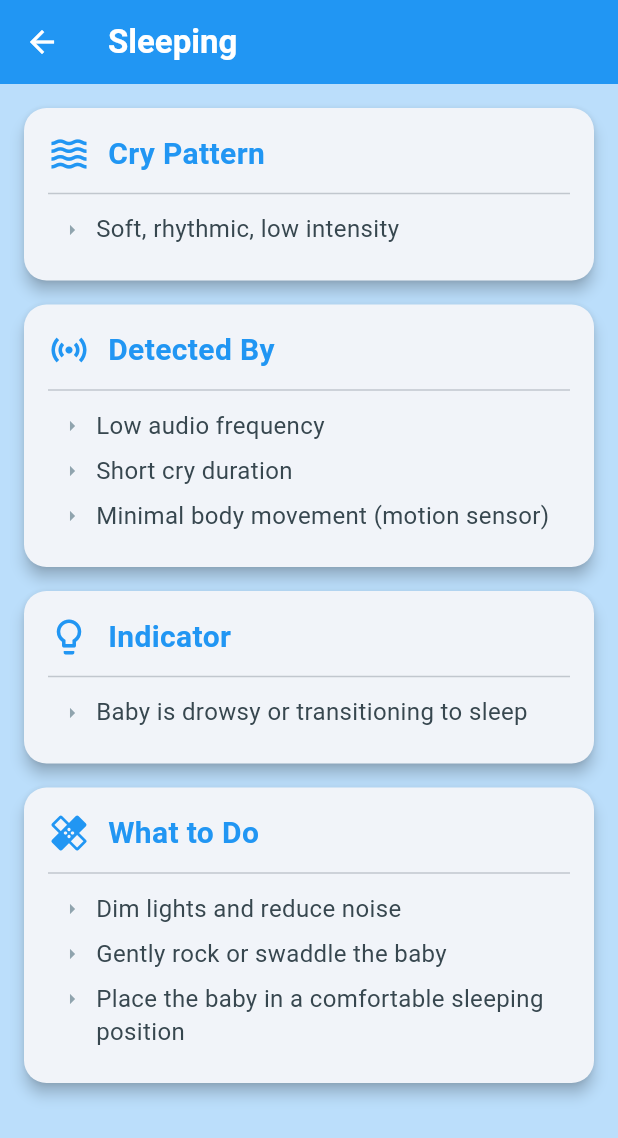
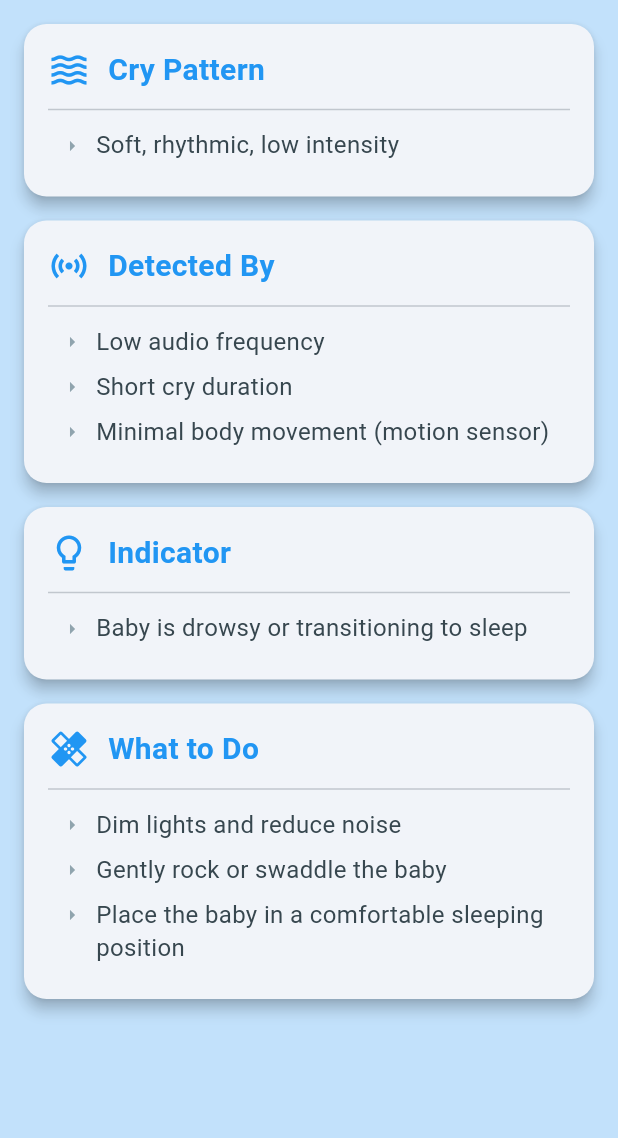
Before and after one commit to Jhenelle88/my_app, a Flutter app: the screen it shows after launch, after a tap on "Get Started", after a tap on "Baby is Crying!", after a tap on "Sleeping", on a phone screen of 412 x 824 dp. Shown: the top 1138 px of the screen. Run offline on Flutter 3.47's test engine with Material 3 defaults, Android fonts, the phone set to English and light mode, and no system bars; our stand-ins replace file_picker, fl_chart, flutter_blue_plus, image_picker, permission_handler, sqflite; accounts and stored records are empty.

Commit message:
Update cry_reason_details_page.dart

```diff
--- a/lib/cry_reason_details_page.dart
+++ b/lib/cry_reason_details_page.dart
@@ -112,16 +112,14 @@ class _CryReasonDetailsPageState extends State<CryReasonDetailsPage> {
     final String mainText = _getMainTextForReason(widget.reason);
 
     return Scaffold(
-      appBar: AppBar(
-        title: Text(widget.reason, style: const TextStyle(color: Colors.white, fontWeight: FontWeight.bold)),
-        backgroundColor: reasonColor,
-        iconTheme: const IconThemeData(color: Colors.white),
-      ),
+      backgroundColor: Colors.transparent,
       body: Container(
-        color: backgroundColor,
+        color: backgroundColor.withOpacity(0.9),
         child: widget.details.isNotEmpty
-            ? ListView.builder(
+            ? SafeArea(
+                child: Padding(
                   padding: const EdgeInsets.all(16.0),
+                  child: ListView.builder(
                     itemCount: widget.details.entries.length,
                     itemBuilder: (context, index) {
                       final entry = widget.details.entries.elementAt(index);
@@ -177,16 +175,20 @@ class _CryReasonDetailsPageState extends State<CryReasonDetailsPage> {
                         ),
                       );
                     },
+                  ),
+                ),
               )
             : (widget.imagePath != null
                 ? Center(
+                    child: Padding(
+                      padding: const EdgeInsets.symmetric(horizontal: 24.0),
                       child: SingleChildScrollView(
                         child: Card(
-                        color: Colors.white.withOpacity(0.8),
-                        elevation: 4.0,
-                        shape: RoundedRectangleBorder(borderRadius: BorderRadius.circular(16.0)),
+                          color: Colors.white,
+                          elevation: 8.0,
+                          shape: RoundedRectangleBorder(borderRadius: BorderRadius.circular(20.0)),
                           child: Padding(
-                          padding: const EdgeInsets.all(16.0),
+                            padding: const EdgeInsets.all(24.0),
                             child: Column(
                               mainAxisSize: MainAxisSize.min,
                               children: [
@@ -194,7 +196,7 @@ class _CryReasonDetailsPageState extends State<CryReasonDetailsPage> {
                                   mainText,
                                   textAlign: TextAlign.center,
                                   style: TextStyle(
-                                  fontSize: 22,
+                                    fontSize: 26,
                                     fontWeight: FontWeight.bold,
                                     color: reasonColor,
                                   ),
@@ -211,21 +213,22 @@ class _CryReasonDetailsPageState extends State<CryReasonDetailsPage> {
                                     initiallyExpanded: _isExpanded,
                                     children: widget.segmentPredictions.map((prediction) => ListTile(title: Text(prediction))).toList(),
                                   ),
-                              const SizedBox(height: 16.0),
                                 ConstrainedBox(
                                   constraints: BoxConstraints(
                                     maxHeight: MediaQuery.of(context).size.height * 0.4,
                                   ),
+                                  child: Padding(
+                                    padding: const EdgeInsets.symmetric(vertical: 24.0),
                                     child: Image.asset(
                                       widget.imagePath!,
                                       fit: BoxFit.contain,
                                     ),
                                   ),
-                              const SizedBox(height: 16.0),
+                                ),
                                 Row(
-                                mainAxisAlignment: MainAxisAlignment.spaceEvenly,
                                   children: [
-                                  ElevatedButton.icon(
+                                    Expanded(
+                                      child: ElevatedButton.icon(
                                         onPressed: () => _handleFeedback(true),
                                         icon: const Icon(Icons.check, color: Colors.white),
                                         label: const Text('Correct', style: TextStyle(color: Colors.white)),
@@ -234,10 +237,14 @@ class _CryReasonDetailsPageState extends State<CryReasonDetailsPage> {
                                           shape: RoundedRectangleBorder(
                                             borderRadius: BorderRadius.circular(12.0),
                                           ),
-                                      padding: const EdgeInsets.symmetric(horizontal: 20.0, vertical: 10.0),
+                                          padding: const EdgeInsets.symmetric(vertical: 12.0),
+                                          textStyle: const TextStyle(fontSize: 16, fontWeight: FontWeight.bold),
                                         ),
                                       ),
-                                  ElevatedButton.icon(
+                                    ),
+                                    const SizedBox(width: 16.0),
+                                    Expanded(
+                                      child: ElevatedButton.icon(
                                         onPressed: () => _handleFeedback(false),
                                         icon: const Icon(Icons.close, color: Colors.white),
                                         label: const Text('Incorrect', style: TextStyle(color: Colors.white)),
@@ -246,12 +253,15 @@ class _CryReasonDetailsPageState extends State<CryReasonDetailsPage> {
                                           shape: RoundedRectangleBorder(
                                             borderRadius: BorderRadius.circular(12.0),
                                           ),
-                                      padding: const EdgeInsets.symmetric(horizontal: 20.0, vertical: 10.0),
+                                          padding: const EdgeInsets.symmetric(vertical: 12.0),
+                                          textStyle: const TextStyle(fontSize: 16, fontWeight: FontWeight.bold),
+                                        ),
                                       ),
                                     ),
                                   ],
                                 ),
                               ],
+                            ),
                           ),
                         ),
                       ),
```
Lines whose indentation alone changed are shown as unchanged.
